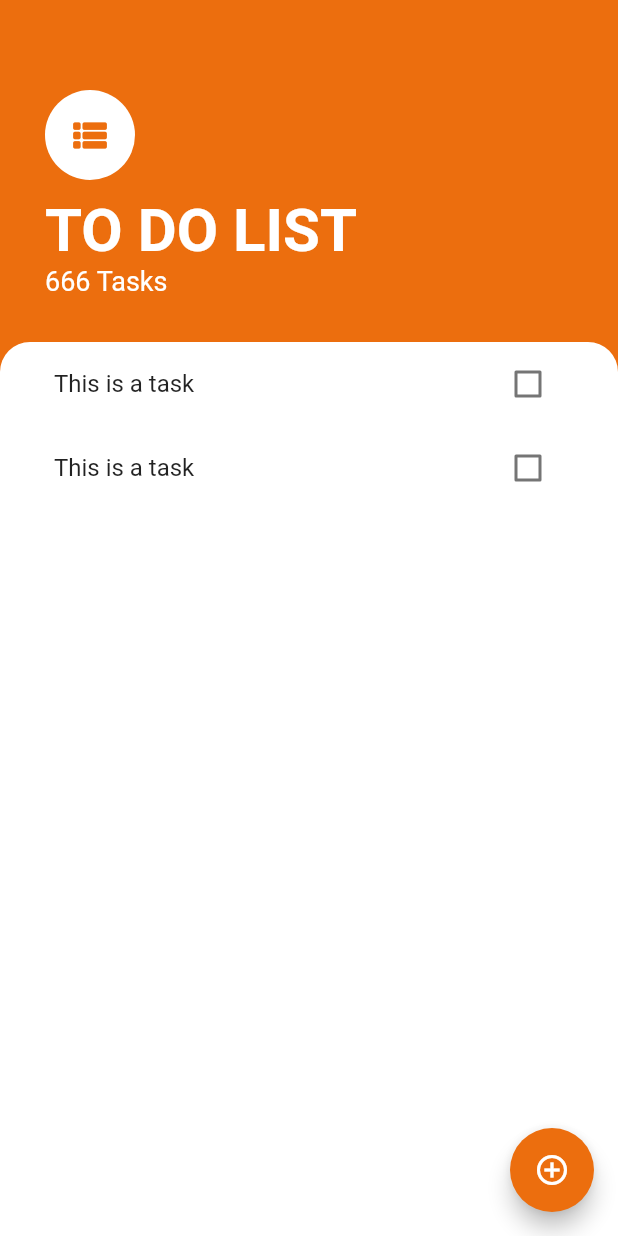
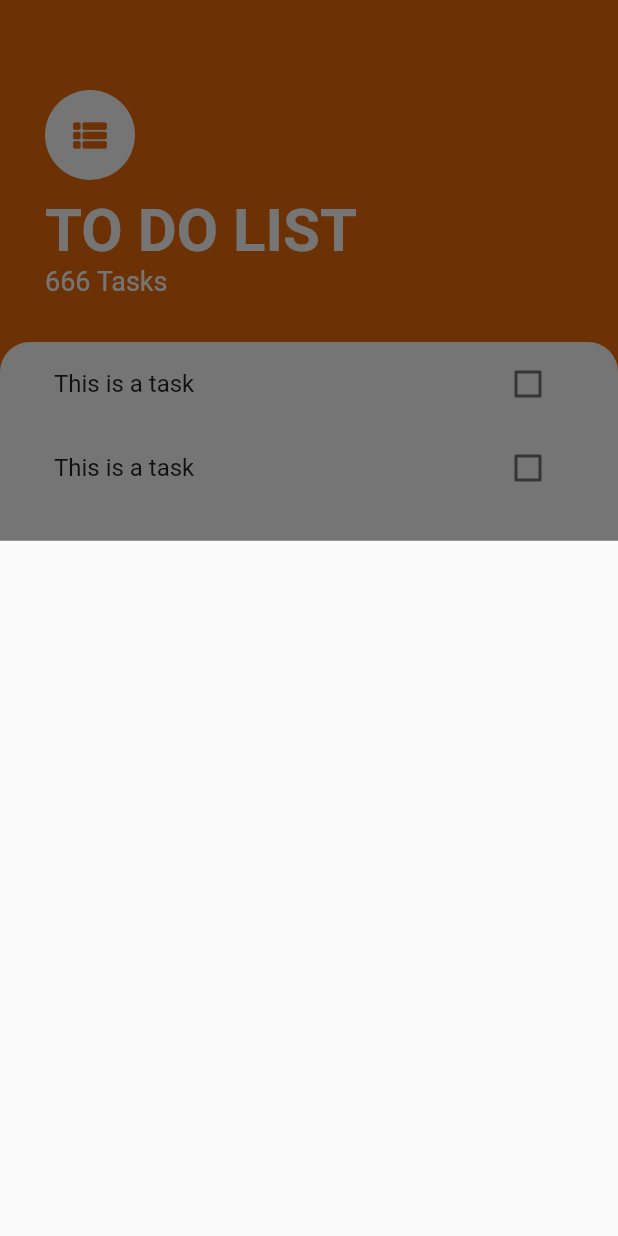
Before and after one commit to bineshburjamagar/todolist-app, a Flutter app: the screen it shows after launch, after a tap on the "add circle outline" icon, on a phone screen of 412 x 824 dp. Run offline on Flutter 3.47's test engine with Material 2 defaults, Android fonts, the phone set to English and light mode, and no system bars.

```diff
--- a/todolist/lib/screens/task_screen.dart
+++ b/todolist/lib/screens/task_screen.dart
@@ -3,13 +3,18 @@ import 'package:todolist/widgets/task_list.dart';
 
 class TasksScreen extends StatelessWidget {
   const TasksScreen({Key? key}) : super(key: key);
+  Widget buildButtomSheet(BuildContext context) {
+    return Container();
+  }
 
   @override
   Widget build(BuildContext context) {
     return Scaffold(
       backgroundColor: const Color(0xFFEC6E0E),
       floatingActionButton: FloatingActionButton(
-        onPressed: () {},
+        onPressed: () {
+          showModalBottomSheet(context: context, builder: buildButtomSheet);
+        },
         backgroundColor: const Color(0xFFEC6E0E),
         child: const Icon(Icons.add_circle_outline),
       ),
```
